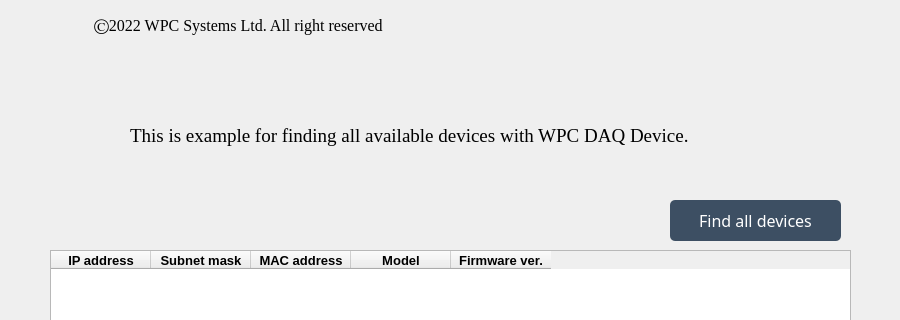
WPC-Systems-Ltd/WPC_Python_driver_release, file examples/GUI/System_Network/Example_find_all_device/UI_design/example_GUI_find_all_device.ui: the form before one commit; both pictures show x 0 to 900 and y 0 to 320 of the 900 by 550 pixel window.
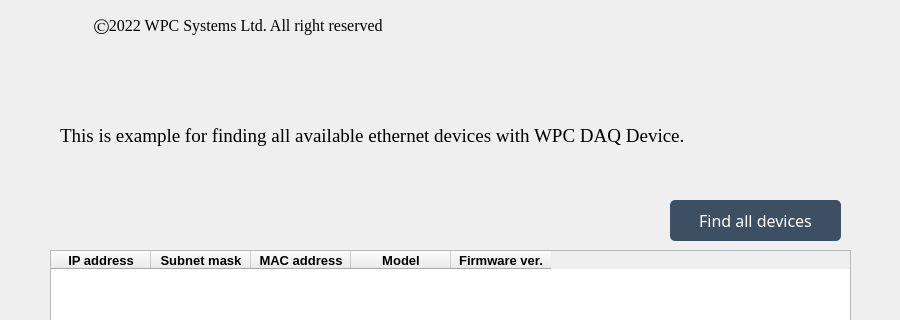
The form after the commit. Icons and pictures are not drawn.

What changed in the file:
```diff
--- a/examples/GUI/System_Network/Example_find_all_device/UI_design/example_GUI_find_all_device.ui
+++ b/examples/GUI/System_Network/Example_find_all_device/UI_design/example_GUI_find_all_device.ui
@@ -23,9 +23,9 @@
    <widget class="QLabel" name="lb_declare">
     <property name="geometry">
      <rect>
-      <x>130</x>
+      <x>60</x>
       <y>120</y>
-      <width>671</width>
+      <width>791</width>
       <height>31</height>
      </rect>
     </property>
@@ -36,7 +36,7 @@
      </font>
     </property>
     <property name="text">
-     <string>This is example for finding all available devices with WPC DAQ Device.</string>
+     <string>This is example for finding all available ethernet devices with WPC DAQ Device.</string>
     </property>
    </widget>
    <widget class="QPushButton" name="btn_broadcast">
```
